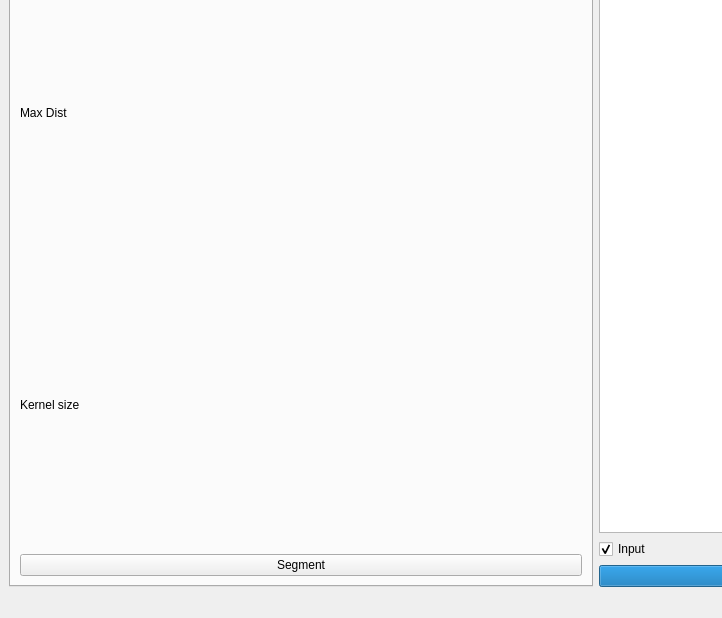
daviddoria/SuperPixelSegmentation, file GUI/SuperPixelSegmentationGUI.ui: the form before one commit; both pictures show x 0 to 722 and y 93 to 711 of the 1192 by 711 pixel window.
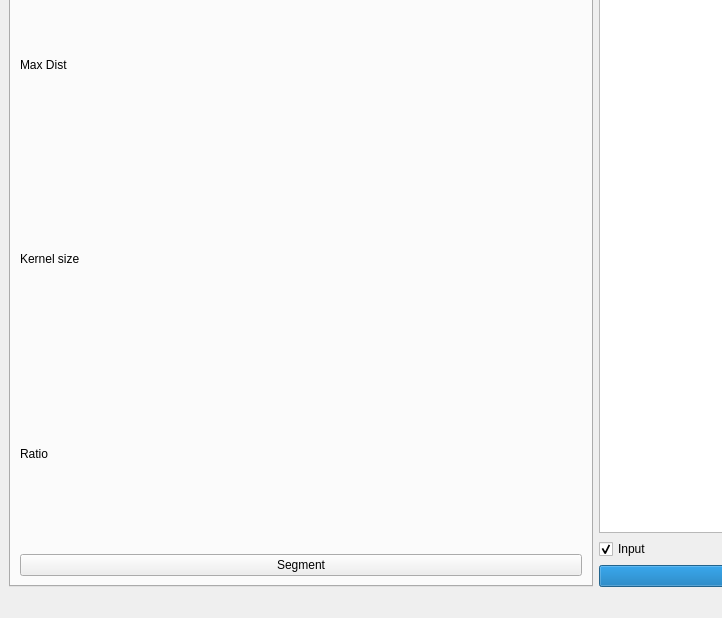
The form after the commit. The open tabs and pages were chosen to show the change. Custom widgets are drawn as their Qt base class.

The edit to the form file:
```diff
--- a/GUI/SuperPixelSegmentationGUI.ui
+++ b/GUI/SuperPixelSegmentationGUI.ui
@@ -202,6 +202,27 @@
             </item>
            </layout>
           </item>
+          <item>
+           <layout class="QHBoxLayout" name="horizontalLayout_10">
+            <item>
+             <widget class="QLabel" name="label_7">
+              <property name="text">
+               <string>Ratio</string>
+              </property>
+             </widget>
+            </item>
+            <item>
+             <widget class="FloatSlider" name="sldRatio">
+              <property name="toolTip">
+               <string>The current time</string>
+              </property>
+              <property name="whatsThis">
+               <string>The float slider widget allows the user to select a float value.</string>
+              </property>
+             </widget>
+            </item>
+           </layout>
+          </item>
           <item>
            <widget class="QPushButton" name="btnSegmentQuickShift">
             <property name="text">
```
Left out of the diff: 2 changed lines with no effect on the pictures.
